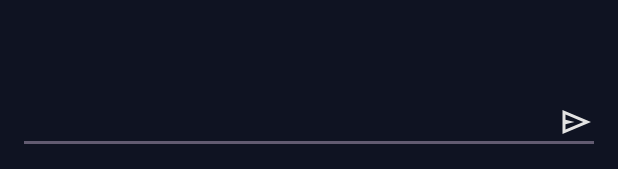
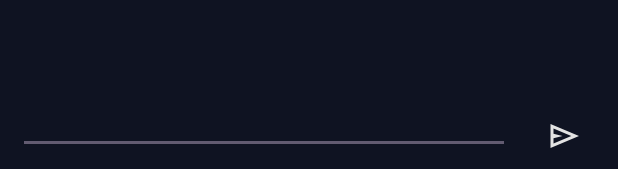
Before and after one commit to codderrrrr/Santevia, an Android app: the layout fragment_chat.xml on its own in the app's theme, with its tools: preview values and no code run, on a phone screen of 412 x 824 dp. Shown: the part 1064-1233 px from the top of the screen. Run offline under Robolectric (Android 15) with nearby library versions, the phone set to English and light mode, and no system bars.

```diff
--- a/app/src/main/res/layout/fragment_chat.xml
+++ b/app/src/main/res/layout/fragment_chat.xml
@@ -1,46 +1,52 @@
 <?xml version="1.0" encoding="utf-8"?>
-<androidx.constraintlayout.widget.ConstraintLayout xmlns:android="http://schemas.android.com/apk/res/android"
-    xmlns:tools="http://schemas.android.com/tools"
+<androidx.constraintlayout.widget.ConstraintLayout
+    xmlns:android="http://schemas.android.com/apk/res/android"
+    xmlns:app="http://schemas.android.com/apk/res-auto"
     android:layout_width="match_parent"
     android:layout_height="match_parent"
-    xmlns:app="http://schemas.android.com/apk/res-auto"
     android:background="@color/DarkBlue"
-    tools:context=".Chats.ChatFragment">
+    android:fitsSystemWindows="true">
 
-    <TextView
-        android:id="@+id/tvResponse"
-        android:layout_width="match_parent"
-        android:layout_height="wrap_content"
-        android:textColor="@color/white"
-        android:textSize="16sp"
-        android:layout_margin="12dp"
+    <ScrollView
+        android:id="@+id/scrollView"
+        android:layout_width="0dp"
+        android:layout_height="0dp"
+        android:fillViewport="true"
         app:layout_constraintTop_toTopOf="parent"
+        app:layout_constraintBottom_toTopOf="@id/etMessage"
         app:layout_constraintLeft_toLeftOf="parent"
-        app:layout_constraintRight_toRightOf="parent"
-        />
+        app:layout_constraintRight_toRightOf="parent">
+
+        <TextView
+            android:id="@+id/tvResponse"
+            android:layout_width="match_parent"
+            android:layout_height="wrap_content"
+            android:textColor="@color/white"
+            android:textSize="16sp"
+            android:padding="12dp"/>
+    </ScrollView>
 
     <EditText
         android:id="@+id/etMessage"
-        android:layout_width="match_parent"
+        android:layout_width="0dp"
         android:layout_height="wrap_content"
+        android:layout_margin="12dp"
         android:textColor="@color/white"
         android:textSize="16sp"
-        android:layout_margin="12dp"
-        app:layout_constraintBottom_toBottomOf="parent"
+        android:imeOptions="actionSend"
+        android:singleLine="true"
         app:layout_constraintLeft_toLeftOf="parent"
-        app:layout_constraintRight_toRightOf="parent"/>
+        app:layout_constraintRight_toLeftOf="@id/btnSend"
+        app:layout_constraintBottom_toBottomOf="parent"/>
 
     <ImageButton
         android:id="@+id/btnSend"
-        android:layout_width="wrap_content"
-        android:layout_height="wrap_content"
+        android:layout_width="48dp"
+        android:layout_height="48dp"
+        android:background="@android:color/transparent"
         android:src="@drawable/send"
-        android:background="@color/DarkBlue"
-        app:layout_constraintTop_toTopOf="@id/etMessage"
-        app:layout_constraintBottom_toBottomOf="@id/etMessage"
+        android:contentDescription="@string/send"
+        app:layout_constraintBottom_toBottomOf="parent"
         app:layout_constraintRight_toRightOf="parent"
-        android:layout_marginEnd="16dp"
-        android:contentDescription="@string/send"/>
-
-
+        android:layout_marginEnd="12dp"/>
 </androidx.constraintlayout.widget.ConstraintLayout>
```
Also changed, not shown: app/src/main/java/com/example/medilink/Chats/ChatFragment.java (+102 -31 lines).
